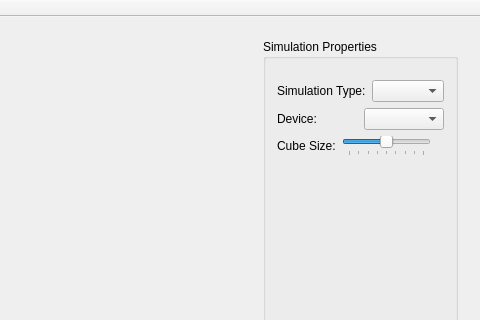
mlykotom/gmu-water-simulation, file ui/mainwindow.ui: the form before one commit; both pictures show x 593 to 1073 and y 0 to 320 of the 1073 by 805 pixel window.
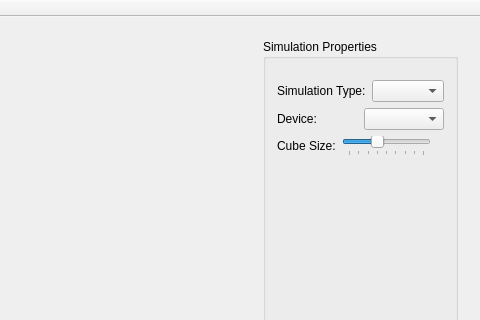
The form after the commit.

The edit to the form file:
```diff
--- a/ui/mainwindow.ui
+++ b/ui/mainwindow.ui
@@ -203,7 +203,7 @@
                  <number>1</number>
                 </property>
                 <property name="value">
-                 <number>5</number>
+                 <number>4</number>
                 </property>
                 <property name="orientation">
                  <enum>Qt::Horizontal</enum>
```
